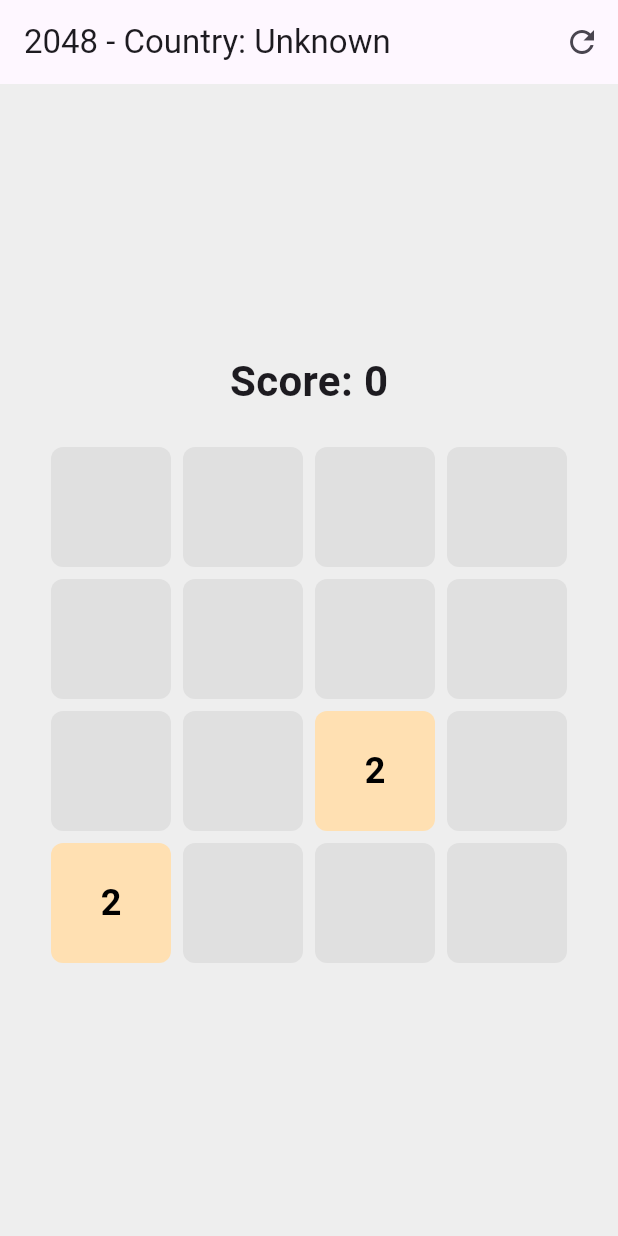
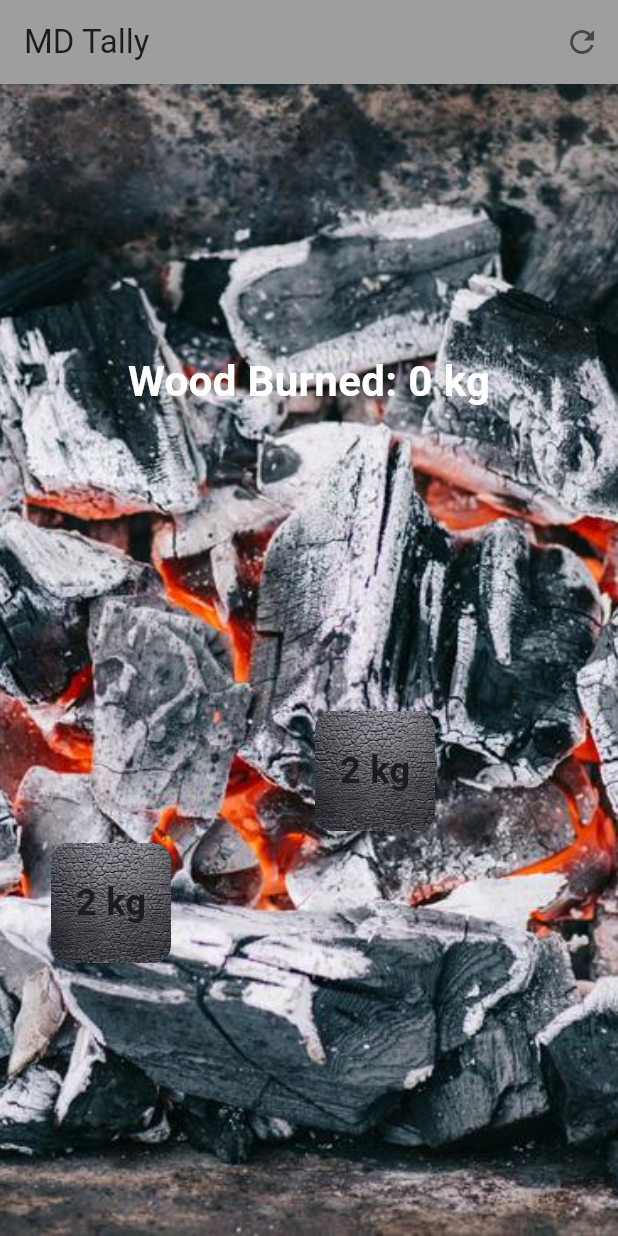
Before and after one commit to nt4c1/MD-Tally, a Flutter app: the screen it shows after launch, on a phone screen of 412 x 824 dp. Run offline on Flutter 3.47's test engine with Material 3 defaults, Android fonts, the light colour scheme and no system bars; our stand-ins replace cloud_firestore, firebase_core, firebase_database; accounts and stored records are empty; network calls fail.

Commit message:
Background Tiles changed

```diff
--- a/lib/main.dart
+++ b/lib/main.dart
@@ -15,10 +15,10 @@ class Game2048App extends StatelessWidget {
   @override
   Widget build(BuildContext context) {
     return MaterialApp(
-      title: '2048 Game',
+      title: 'MD Tally',
       theme: ThemeData(
-        primarySwatch: Colors.blue,
-        scaffoldBackgroundColor: Colors.grey[200],
+        primarySwatch: Colors.brown,
+        scaffoldBackgroundColor: Colors.brown[300],
       ),
       home: Game2048Screen(),
     );
@@ -36,6 +36,7 @@ class _Game2048ScreenState extends State<Game2048Screen> {
   bool isRestricted = false;
   bool gameOver = false;
   bool nameInputVisible = false;
+  int woodBurned = 0;
   TextEditingController nameController = TextEditingController();
   final List<String> restrictedCountries = ['my', 'sg', 'au', 'id'];
 
@@ -60,12 +61,12 @@ class _Game2048ScreenState extends State<Game2048Screen> {
     }
   }
 
-  Future<void> savePlayerDataToFirebase(String name, int score, String country) async {
+  Future<void> savePlayerDataToFirebase(String name, int woodBurned, String country) async {
     try {
       final playersRef = FirebaseFirestore.instance.collection('players');
       await playersRef.add({
         'name': name,
-        'score': score,
+        'woodBurned': woodBurned,
         'country': country,
         'timestamp': FieldValue.serverTimestamp(),
       });
@@ -92,28 +93,33 @@ class _Game2048ScreenState extends State<Game2048Screen> {
             game.moveDown();
             break;
         }
+        woodBurned += calculateWoodBurned();
       }
       gameOver = game.isGameOver();
       if (gameOver) {
-        nameInputVisible = true;  // Show name input after game over
+        nameInputVisible = true;
       }
     });
+  }
+
+  int calculateWoodBurned() {
+    return game.grid.expand((row) => row).reduce((sum, value) => sum + value);
   }
 
   void resetGame() {
     setState(() {
       game.resetGame();
       gameOver = false;
-      nameInputVisible = false; // Hide name input when resetting
+      nameInputVisible = false;
+      woodBurned = 0;
       nameController.clear();
     });
   }
 
   void savePlayerData(String name) {
-    // Save data to Firebase after entering the name
-    savePlayerDataToFirebase(name, game.score, country);
+    savePlayerDataToFirebase(name, woodBurned, country);
     setState(() {
-      nameInputVisible = false; // Hide name input after saving
+      nameInputVisible = false;
     });
   }
 
@@ -121,7 +127,8 @@ class _Game2048ScreenState extends State<Game2048Screen> {
   Widget build(BuildContext context) {
     return Scaffold(
       appBar: AppBar(
-        title: Text('2048 - Country: $country'),
+        title: Text('MD Tally'),
+        backgroundColor: Colors.grey,
         actions: [
           IconButton(
             icon: Icon(Icons.refresh),
@@ -129,7 +136,15 @@ class _Game2048ScreenState extends State<Game2048Screen> {
           )
         ],
       ),
-      body: GestureDetector(
+      body: Container(
+        decoration: BoxDecoration(
+          image: DecorationImage(
+            image: AssetImage('assets/images/back.jpg'),
+            fit: BoxFit.cover,
+            alignment: Alignment.center,
+          ),
+        ),
+        child: GestureDetector(
           onHorizontalDragEnd: (details) {
             if (details.primaryVelocity! > 0) {
               onSwipe(Direction.right);
@@ -154,12 +169,12 @@ class _Game2048ScreenState extends State<Game2048Screen> {
                     children: [
                       Text(
                         'Game Over',
-                      style: TextStyle(fontSize: 36, fontWeight: FontWeight.bold),
+                        style: TextStyle(fontSize: 36, fontWeight: FontWeight.bold, color: Colors.white),
                       ),
                       SizedBox(height: 20),
                       Text(
-                      'Final Score: ${game.score}',
-                      style: TextStyle(fontSize: 24, color: Colors.black87),
+                        'Wood Burned: $woodBurned kg',
+                        style: TextStyle(fontSize: 24, color: Colors.grey),
                       ),
                       SizedBox(height: 20),
                       ElevatedButton(
@@ -170,13 +185,12 @@ class _Game2048ScreenState extends State<Game2048Screen> {
                   ),
                 ),
               ] else if (nameInputVisible) ...[
-              // Name Input Section
                 Column(
                   mainAxisAlignment: MainAxisAlignment.center,
                   children: [
                     Text(
                       'Enter your name',
-                    style: TextStyle(fontSize: 24, fontWeight: FontWeight.bold),
+                      style: TextStyle(fontSize: 24, fontWeight: FontWeight.bold, color: Colors.white),
                     ),
                     SizedBox(height: 20),
                     Padding(
@@ -186,9 +200,7 @@ class _Game2048ScreenState extends State<Game2048Screen> {
                         decoration: InputDecoration(
                           labelText: 'Name',
                           border: OutlineInputBorder(),
-                        focusedBorder: OutlineInputBorder(
-                          borderSide: BorderSide(color: Colors.blue),
-                        ),
+                          labelStyle: TextStyle(color: Colors.white),
                         ),
                       ),
                     ),
@@ -197,7 +209,7 @@ class _Game2048ScreenState extends State<Game2048Screen> {
                       onPressed: () {
                         String name = nameController.text;
                         if (name.isNotEmpty) {
-                        savePlayerData(name); // Save the data to Firebase
+                          savePlayerData(name);
                         }
                       },
                       child: Text('Submit'),
@@ -206,8 +218,8 @@ class _Game2048ScreenState extends State<Game2048Screen> {
                 ),
               ] else ...[
                 Text(
-                'Score: ${game.score}',
-                style: TextStyle(fontSize: 28, fontWeight: FontWeight.bold),
+                  'Wood Burned: $woodBurned kg',
+                  style: TextStyle(fontSize: 28, fontWeight: FontWeight.bold, color: Colors.white),
                 ),
                 SizedBox(height: 20),
                 Column(
@@ -223,6 +235,7 @@ class _Game2048ScreenState extends State<Game2048Screen> {
             ],
           ),
         ),
+      ),
     );
   }
 
@@ -233,29 +246,38 @@ class _Game2048ScreenState extends State<Game2048Screen> {
       margin: EdgeInsets.all(4),
       alignment: Alignment.center,
       decoration: BoxDecoration(
-        color: getTileColor(value),
-        borderRadius: BorderRadius.circular(8),
+        image: value > 0
+            ? DecorationImage(
+          image: AssetImage('assets/images/tile.jpg'),
+          fit: BoxFit.cover,
+        )
+            : null,
+        borderRadius: BorderRadius.circular(12),
       ),
       child: Text(
-        value == 0 ? '' : '$value',
-        style: TextStyle(fontSize: 24, fontWeight: FontWeight.bold, color: value > 4 ? Colors.white : Colors.black),
+        value == 0 ? '' : '$value kg', // Added "kg" to tile numbers
+        style: TextStyle(
+          fontSize: 24,
+          fontWeight: FontWeight.bold,
+        ),
       ),
     );
   }
 
   Color getTileColor(int value) {
+    // Optional, if you want to add colors to the tile based on value
     switch (value) {
       case 2: return Colors.orange[100]!;
       case 4: return Colors.orange[200]!;
       case 8: return Colors.orange[300]!;
       case 16: return Colors.orange[400]!;
-      case 32: return Colors.orange[500]!;
-      case 64: return Colors.orange[600]!;
-      case 128: return Colors.green[200]!;
-      case 256: return Colors.green[300]!;
-      case 512: return Colors.green[400]!;
-      case 1024: return Colors.green[500]!;
-      case 2048: return Colors.green[600]!;
+      case 32: return Colors.red[300]!;
+      case 64: return Colors.red[400]!;
+      case 128: return Colors.red[500]!;
+      case 256: return Colors.yellow[300]!;
+      case 512: return Colors.yellow[400]!;
+      case 1024: return Colors.yellow[500]!;
+      case 2048: return Colors.brown[400]!;
       default: return Colors.grey[300]!;
     }
   }
```
Also changed, not shown: pubspec.yaml (+6 -1 lines), assets/images/back.jpg (added), assets/images/tile.jpg (added), 1 other file. Lines whose indentation alone changed are shown as unchanged.
